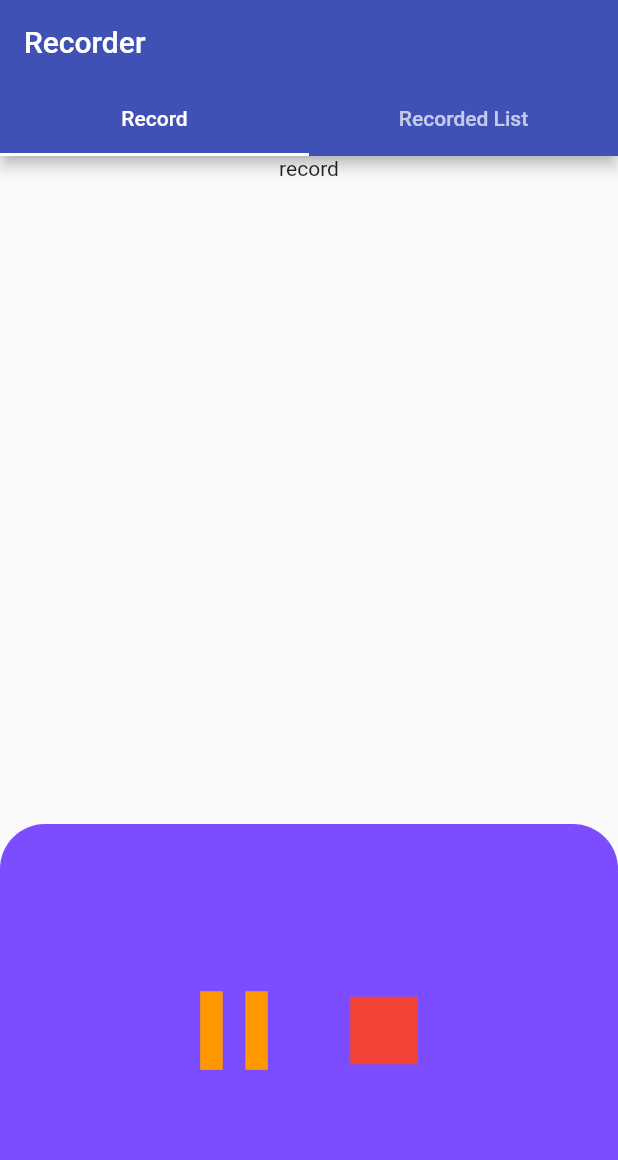
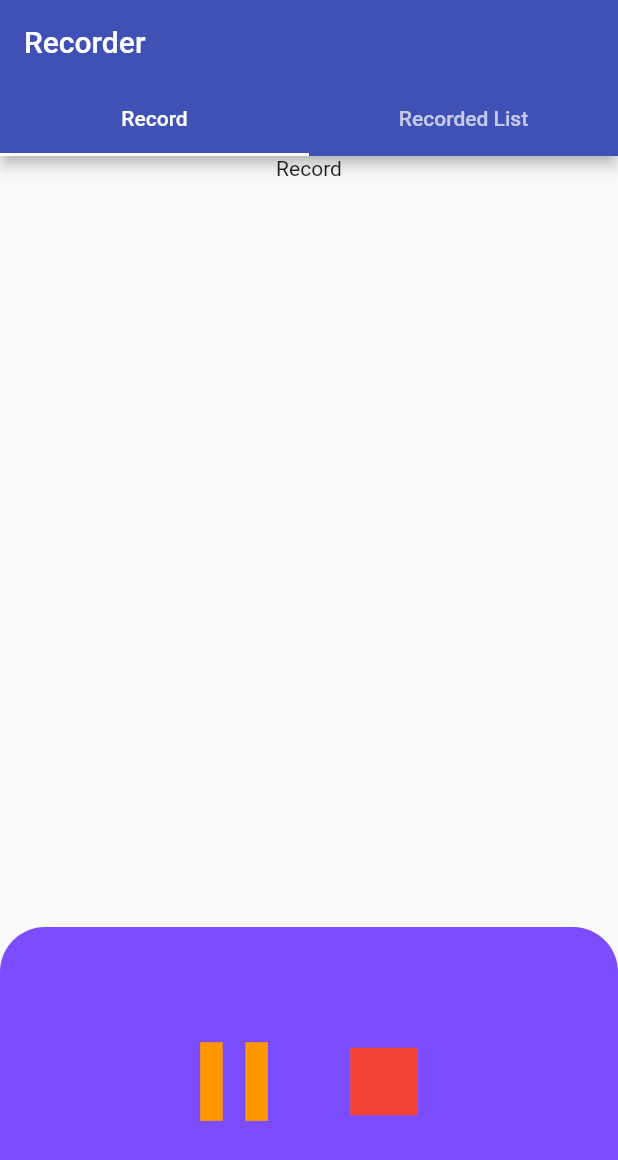
Before and after one commit to koorosh-k98/fun-recorder, a Flutter app: the screen it shows after launch, on a phone screen of 412 x 824 dp. Shown: the top 1160 px of the screen. Run offline on Flutter 3.47's test engine with Material 2 defaults, Android fonts, the phone set to English and light mode, and no system bars.

Commit message:
add constant strings

```diff
--- /dev/null
+++ b/lib/constants/strings.dart
@@ -0,0 +1,9 @@
+import 'package:flutter/foundation.dart';
+
+@immutable
+class Strings{
+  static const record = "Record";
+  static const recorder = "Recorder";
+  static const recordedList = "Recorded List";
+  const Strings._();
+}
--- a/lib/main.dart
+++ b/lib/main.dart
@@ -1,5 +1,6 @@
 import 'package:flutter/material.dart';
 
+import 'constants/strings.dart';
 import 'screens/tab.dart';
 
 void main() {
@@ -13,7 +14,7 @@ class MyApp extends StatelessWidget {
   @override
   Widget build(BuildContext context) {
     return MaterialApp(
-      title: 'Recorder',
+      title: Strings.recorder,
       theme: ThemeData(
         primarySwatch: Colors.indigo,
       ),
--- a/lib/screens/record.dart
+++ b/lib/screens/record.dart
@@ -1,4 +1,6 @@
 import 'package:flutter/material.dart';
+
+import '../constants/strings.dart';
 
 class Record extends StatelessWidget {
   const Record({Key? key}) : super(key: key);
@@ -9,7 +11,7 @@ class Record extends StatelessWidget {
     double h = MediaQuery.of(context).size.height;
     return Column(
       children: [
-        const Expanded(child: Text("record")),
+        const Expanded(child: Text(Strings.record)),
         Container(
           padding: const EdgeInsets.all(8.0),
           decoration: const BoxDecoration(
@@ -19,7 +21,7 @@ class Record extends StatelessWidget {
                 topLeft: Radius.circular(30.0),
                 topRight: Radius.circular(30.0)),
           ),
-          height: h / 3,
+          height: h / 4,
           child: Row(
             mainAxisAlignment: MainAxisAlignment.center,
             children: [
--- a/lib/screens/recorded_list.dart
+++ b/lib/screens/recorded_list.dart
@@ -1,10 +1,12 @@
 import 'package:flutter/material.dart';
+
+import '../constants/strings.dart';
 
 class RecordedList extends StatelessWidget {
   const RecordedList({Key? key}) : super(key: key);
 
   @override
   Widget build(BuildContext context) {
-    return Text("rl");
+    return const Text(Strings.recordedList);
   }
 }
--- a/lib/screens/tab.dart
+++ b/lib/screens/tab.dart
@@ -1,6 +1,8 @@
 import 'package:flutter/material.dart';
 import 'package:recorder/screens/record.dart';
 import 'package:recorder/screens/recorded_list.dart';
+
+import '../constants/strings.dart';
 
 class TabScreen extends StatelessWidget {
   const TabScreen({super.key});
@@ -11,10 +13,10 @@ class TabScreen extends StatelessWidget {
       length: 2,
       child: Scaffold(
         appBar: AppBar(
-          title: const Text("Recorder"),
+          title: const Text(Strings.recorder),
           bottom: const TabBar(tabs: [
-            Tab(text: "Record"),
-            Tab(text: "Recorded List"),
+            Tab(text: Strings.record),
+            Tab(text: Strings.recordedList),
           ]),
         ),
         body: const TabBarView(
```
Also changed, not shown: pubspec.lock.
